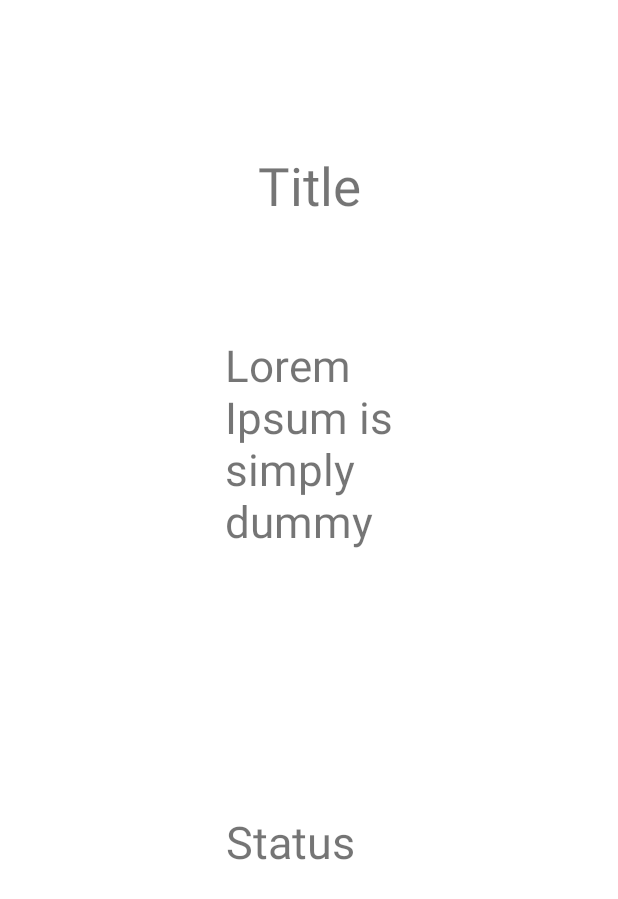
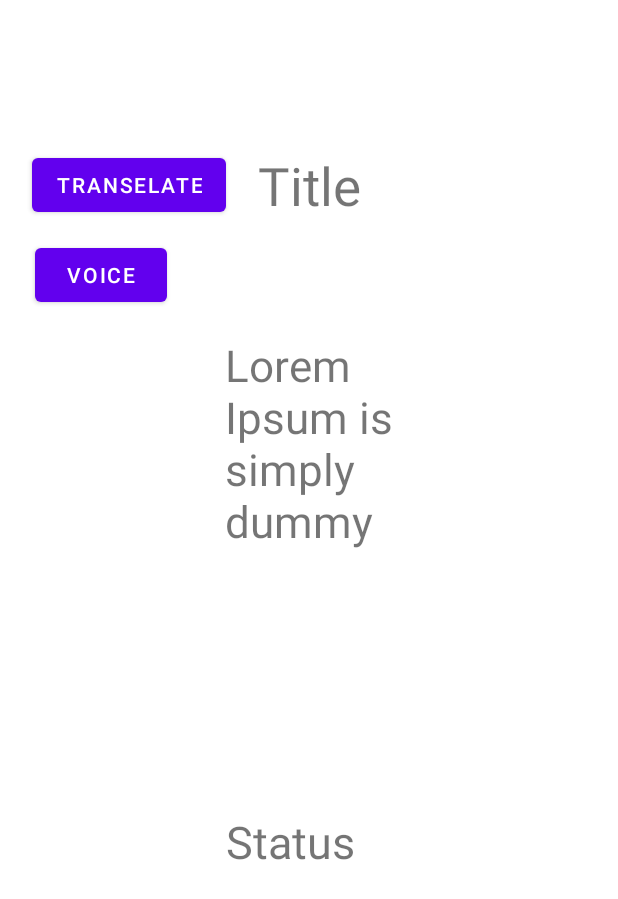
Before and after one commit to Yousef-Abu-Qatrieh/taskmaster, an Android app: the layout activity_task_details_page.xml on its own in the app's theme, with its tools: preview values and no code run, on a phone screen of 412 x 824 dp. Shown: the top 899 px of the screen. Run offline under Robolectric (Android 15) with nearby library versions, the phone set to English and light mode, and no system bars.

```diff
--- a/app/build.gradle
+++ b/app/build.gradle
@@ -47,5 +47,9 @@ dependencies {
     androidTestImplementation 'androidx.test.espresso:espresso-core:3.4.0'
     implementation 'com.google.code.gson:gson:2.9.0'
         implementation 'com.amplifyframework:aws-auth-cognito:1.36.0'
+    implementation 'com.amplifyframework:aws-analytics-pinpoint:1.36.1'
+    implementation 'com.amplifyframework:aws-predictions:1.36.1'
+
+
 
 }
--- a/app/src/main/res/layout/activity_task_details_page.xml
+++ b/app/src/main/res/layout/activity_task_details_page.xml
@@ -45,4 +45,26 @@
         app:layout_constraintStart_toStartOf="parent"
         app:layout_constraintTop_toBottomOf="@+id/descTaskDetails"
         app:layout_constraintVertical_bias="0.416" />
+
+    <Button
+        android:id="@+id/transelate"
+        android:layout_width="wrap_content"
+        android:layout_height="wrap_content"
+        android:text="transelate"
+        app:layout_constraintBottom_toBottomOf="@+id/titleTaskDetail"
+        app:layout_constraintEnd_toStartOf="@+id/titleTaskDetail"
+        app:layout_constraintStart_toStartOf="parent"
+        app:layout_constraintTop_toTopOf="parent"
+        app:layout_constraintVertical_bias="1.0" />
+
+    <Button
+        android:id="@+id/voice"
+        android:layout_width="wrap_content"
+        android:layout_height="wrap_content"
+        android:layout_marginTop="12dp"
+        android:text="voice"
+        app:layout_constraintEnd_toEndOf="parent"
+        app:layout_constraintHorizontal_bias="0.071"
+        app:layout_constraintStart_toStartOf="parent"
+        app:layout_constraintTop_toBottomOf="@+id/transelate" />
 </androidx.constraintlayout.widget.ConstraintLayout>
```
Also changed, not shown: app/src/main/java/com/example/firsttry/LoginActivity.java (+7 -0 lines), app/src/main/java/com/example/firsttry/MainActivity.java (+16 -11 lines), app/src/main/java/com/example/firsttry/TaskDetails.java (+65 -4 lines), 8 other files.
